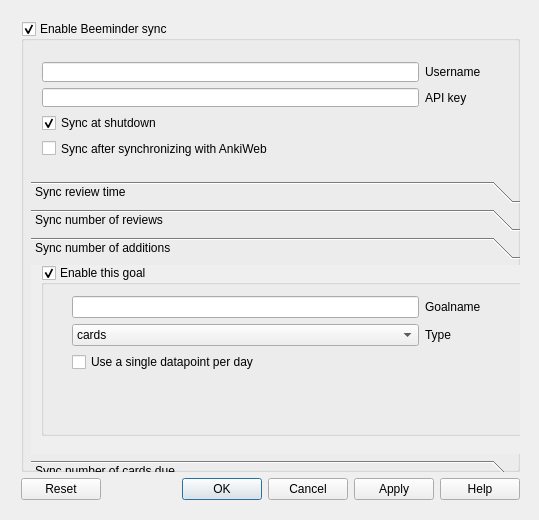
This is beetime/settings_layout.ui in ianmcb/beetime as Qt 5 draws it before an edit. The edited form follows.
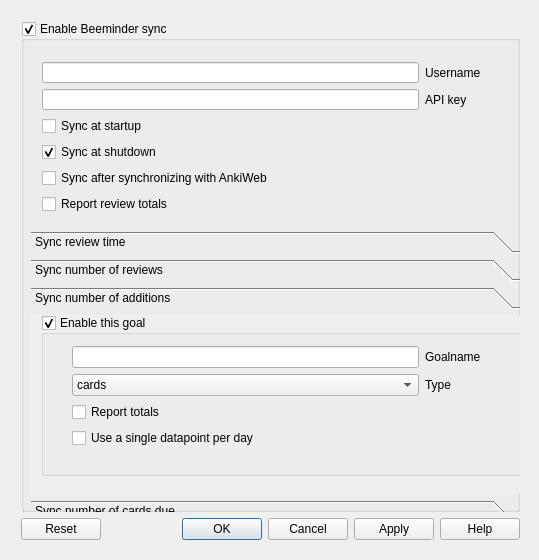
This is the edited form. The open tabs and pages were chosen to show the change.

Patch:
```diff
--- a/beetime/settings_layout.ui
+++ b/beetime/settings_layout.ui
@@ -7,7 +7,7 @@
     <x>0</x>
     <y>0</y>
     <width>539</width>
-    <height>520</height>
+    <height>560</height>
    </rect>
   </property>
   <property name="windowTitle">
@@ -19,7 +19,7 @@
      <x>10</x>
      <y>10</y>
      <width>521</width>
-     <height>501</height>
+     <height>541</height>
     </rect>
    </property>
    <layout class="QGridLayout" name="top_gridLayout">
@@ -47,11 +47,11 @@
          <x>10</x>
          <y>30</y>
          <width>461</width>
-         <height>118</height>
+         <height>174</height>
         </rect>
        </property>
        <layout class="QGridLayout" name="general_gridLayout">
-        <item row="2" column="0">
+        <item row="3" column="0">
          <widget class="QCheckBox" name="shutdown">
           <property name="enabled">
            <bool>true</bool>
@@ -84,22 +84,36 @@
           </property>
          </widget>
         </item>
-        <item row="3" column="0">
+        <item row="4" column="0">
          <widget class="QCheckBox" name="ankiweb">
           <property name="text">
            <string>Sync after synchronizing with AnkiWeb</string>
           </property>
          </widget>
         </item>
+        <item row="2" column="0">
+         <widget class="QCheckBox" name="startup">
+          <property name="text">
+           <string>Sync at startup</string>
+          </property>
+         </widget>
+        </item>
+        <item row="5" column="0">
+         <widget class="QCheckBox" name="odo">
+          <property name="text">
+           <string>Report review totals</string>
+          </property>
+         </widget>
+        </item>
        </layout>
       </widget>
       <widget class="QToolBox" name="goals_toolBox">
        <property name="geometry">
         <rect>
          <x>10</x>
-         <y>160</y>
+         <y>210</y>
          <width>501</width>
-         <height>301</height>
+         <height>291</height>
         </rect>
        </property>
        <property name="currentIndex">
@@ -279,7 +293,7 @@
           <x>0</x>
           <y>0</y>
           <width>501</width>
-          <height>177</height>
+          <height>167</height>
          </rect>
         </property>
         <attribute name="label">
@@ -291,7 +305,7 @@
            <x>10</x>
            <y>0</y>
            <width>491</width>
-           <height>171</height>
+           <height>161</height>
           </rect>
          </property>
          <property name="title">
@@ -306,7 +320,7 @@
             <x>20</x>
             <y>20</y>
             <width>431</width>
-            <height>152</height>
+            <height>131</height>
            </rect>
           </property>
           <layout class="QGridLayout" name="gridLayout_3">
@@ -341,7 +355,7 @@
              </property>
             </widget>
            </item>
-           <item row="7" column="0">
+           <item row="8" column="0">
             <spacer name="verticalSpacer_4">
              <property name="orientation">
               <enum>Qt::Vertical</enum>
@@ -354,13 +368,20 @@
              </property>
             </spacer>
            </item>
-           <item row="5" column="0">
+           <item row="6" column="0">
             <widget class="QCheckBox" name="added_overwrite">
              <property name="text">
               <string>Use a single datapoint per day</string>
              </property>
             </widget>
            </item>
+           <item row="5" column="0">
+            <widget class="QCheckBox" name="added_odo">
+             <property name="text">
+              <string>Report totals</string>
+             </property>
+            </widget>
+           </item>
           </layout>
          </widget>
         </widget>
```
Left out of the diff: 20 changed lines with no effect on the pictures.
